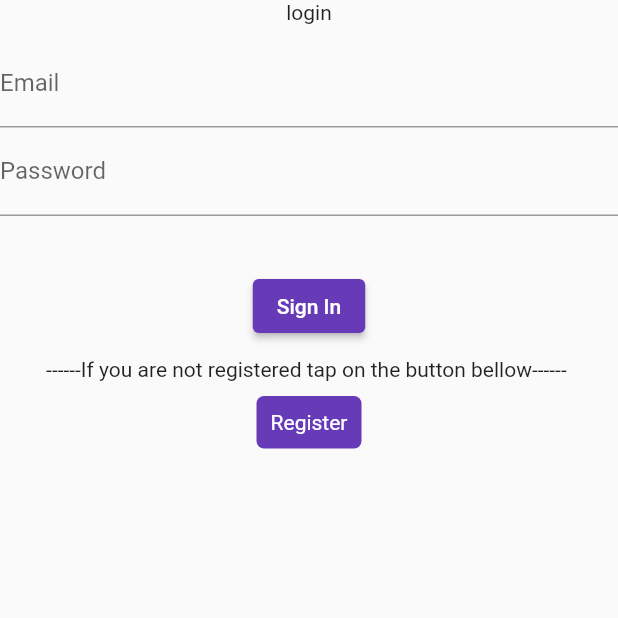
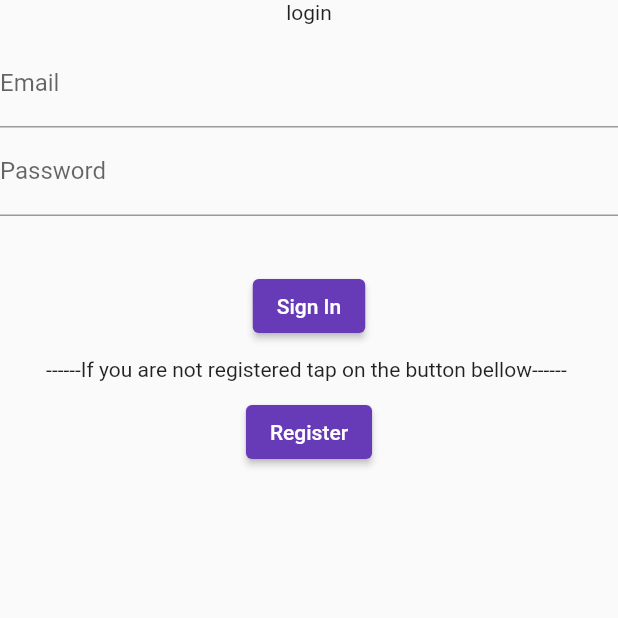
Before and after one commit to SaraZOUIOULA/MovieApp, a Flutter app: the screen it shows after launch, on a phone screen of 412 x 824 dp, the top half of it. Run offline on Flutter 3.47's test engine with Material 2 defaults, Android fonts, the phone set to English and light mode, and no system bars; our stand-ins replace adaptive_theme, cloud_firestore, firebase_auth, firebase_core; accounts and stored records are empty.

Commit message:
final version

```diff
--- a/lib/screens/login.dart
+++ b/lib/screens/login.dart
@@ -110,26 +110,12 @@ class _LoginScreenState extends State<LoginScreen> {
             SizedBox(
               height: 10,
             ),
-            Builder(
-              builder: (context) => GestureDetector(
-                child: Container(
-                  decoration: BoxDecoration(
-                      color: Colors.deepPurple,
-                      borderRadius: BorderRadius.circular(5)),
-                  height: 35,
-                  width: 70,
-                  child: Center(
-                    child: Text(
-                      'Register',
-                      style: TextStyle(color: Colors.white),
-                    ),
-                  ),
-                ),
-                onTap: () {
-                  Navigator.pushNamed(context, '/register');
-                },
-              ),
-            ),
+            ElevatedButton(
+              onPressed: (){
+                Navigator.pushNamed(context, '/register');
+
+              },child: Text('Register'),),
+
           ],
         ),
       ),
```
Also changed, not shown: lib/screens/profile.dart (+2 -7 lines).
